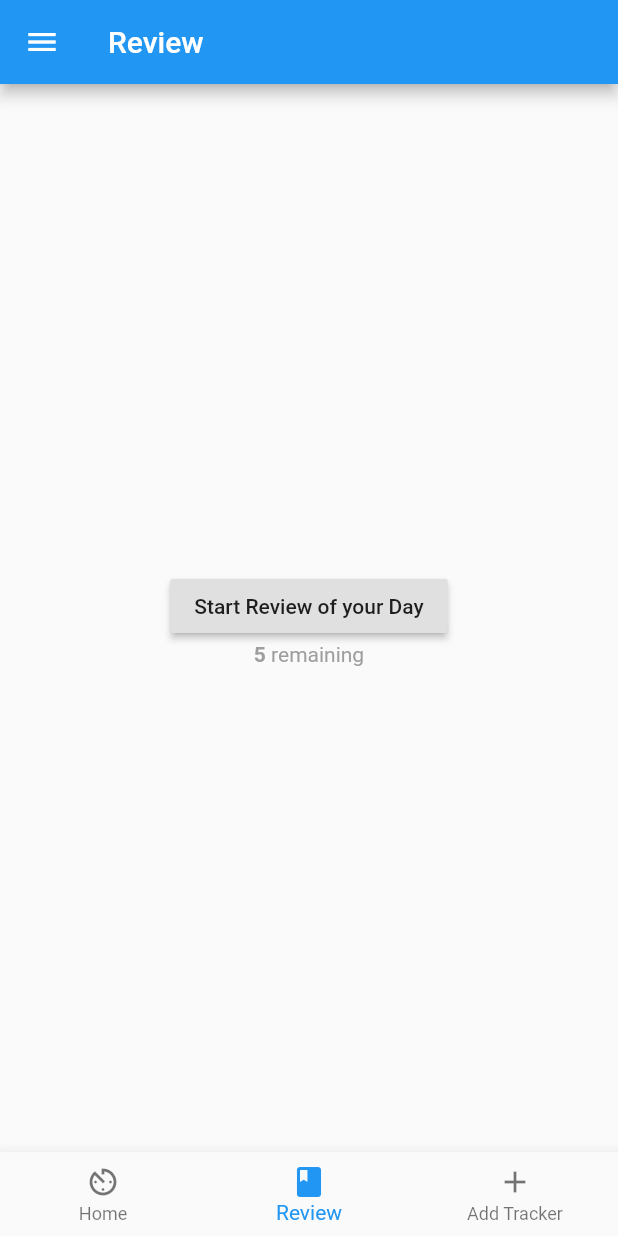
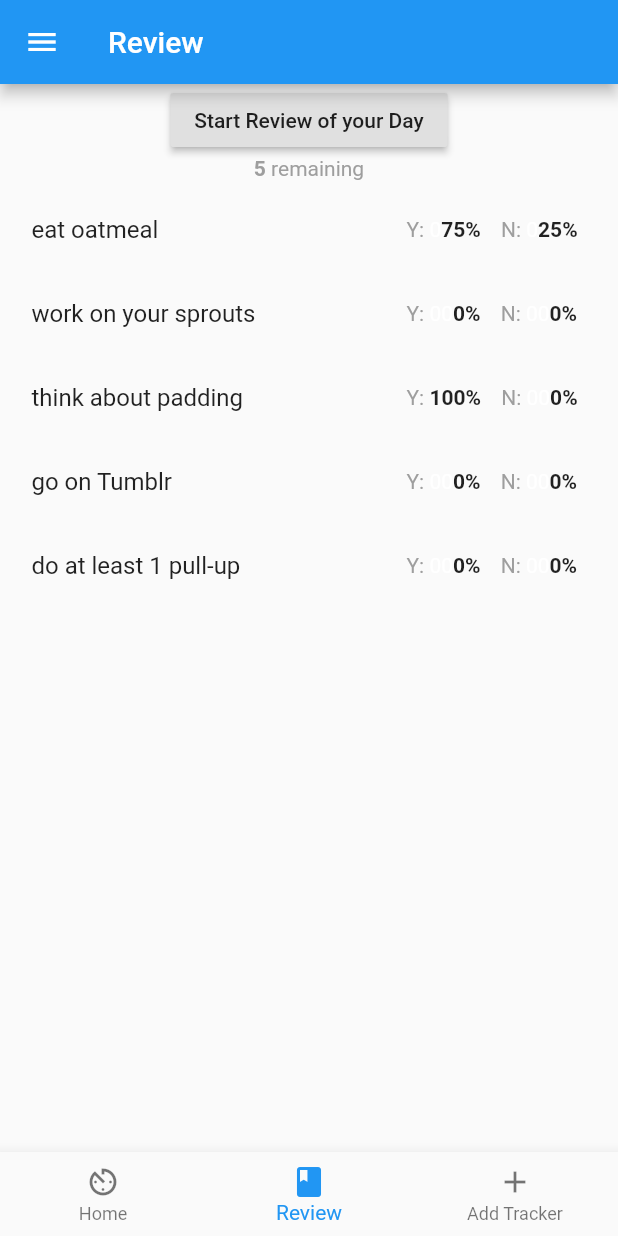
Before and after one commit to sbakht/review_your_day, a Flutter app: the screen it shows after launch, item 2 of the bottom bar chosen, on a phone screen of 412 x 824 dp. Run offline on Flutter 3.47's test engine with Material 2 defaults, Android fonts, the phone set to English and light mode, and no system bars.

Commit message:
tile to show card with percentages

```diff
--- a/lib/TrackerBrain.dart
+++ b/lib/TrackerBrain.dart
@@ -3,7 +3,7 @@ import 'dart:math';
 import 'data/Tracker.dart';
 import 'enums.dart';
 
-Iterable<Tracker> trackers = [
+List<Tracker> trackers = [
   Tracker(title: "eat oatmeal", bonusPointsAnswer: Answer.Nothing),
   Tracker(title: "work on your sprouts", bonusPointsAnswer: Answer.Nothing),
   Tracker(title: "think about padding", bonusPointsAnswer: Answer.Nothing),
@@ -15,9 +15,11 @@ class TrackerBrain {
   int _index = 0;
   String date;
   List<Tracker> activeCards;
+  List<Tracker> cards;
 
   TrackerBrain() {
     updateActiveCards();
+    this.cards = trackers;
   }
 
   Tracker currentQuestion() {
--- a/lib/constants.dart
+++ b/lib/constants.dart
@@ -2,4 +2,5 @@ import 'package:flutter/material.dart';
 
 const kSelectedColor = Color(0xFF03A9F4);
 const kSecondaryTextColor = Colors.grey;
+const kBackgroundColor = Colors.white;
 //const kAnswerTextStyle = TextStyle(fontSize: 60);
--- a/lib/data/Date.dart
+++ b/lib/data/Date.dart
@@ -14,6 +14,12 @@ class Date {
   String getYesterdayFormatted() {
     return format(yesterday);
   }
+
+  static DateTime fromFormatted(String date) {
+    List split = date.split('.');
+    return DateTime.utc(
+        int.parse(split[2]), int.parse(split[0]), int.parse(split[1]));
+  }
 }
 
 String format(DateTime date) {
--- a/lib/data/Tracker.dart
+++ b/lib/data/Tracker.dart
@@ -1,14 +1,29 @@
 import '../enums.dart';
+import 'Date.dart';
 
 class Tracker {
   String title;
   Answer bonusPointsAnswer;
   Map<String, Answer> userResponsesByDate;
   bool archived;
+  String dateCreated;
 
   Tracker({this.title, this.bonusPointsAnswer}) {
     this.userResponsesByDate = {};
     this.archived = false;
+    var date = new Date();
+    this.dateCreated = date.getTodayFormatted();
+    if (this.title == "eat oatmeal") {
+      this.dateCreated = "6.10.2020";
+      userResponsesByDate["6.16.2020"] = Answer.Yes;
+      userResponsesByDate["6.15.2020"] = Answer.Yes;
+      userResponsesByDate["6.11.2020"] = Answer.Yes;
+      userResponsesByDate["6.14.2020"] = Answer.No;
+    }
+    if (this.title == "think about padding") {
+      this.dateCreated = "6.10.2020";
+      userResponsesByDate["6.16.2020"] = Answer.Yes;
+    }
   }
 
   void setUserAnswerByDate(String date, Answer ans) {
@@ -23,4 +38,33 @@ class Tracker {
     var answer = this.userResponsesByDate[date];
     return answer == Answer.Yes || answer == Answer.No;
   }
+
+  //TODO: make statistics class
+  int getNumYes() {
+    return getKeyCount(userResponsesByDate, Answer.Yes);
+  }
+
+  int getNumNo() {
+    return getKeyCount(userResponsesByDate, Answer.No);
+  }
+
+  int daysSinceCreated() {
+    DateTime start = Date.fromFormatted(dateCreated);
+    DateTime today = Date().today;
+    return today.difference(start).inDays + 1;
+  }
+
+  int getNumNA() {
+    return daysSinceCreated() - getNumNo() - getNumYes();
+  }
 }
+
+int getKeyCount(Map map, Answer expected) {
+  int count = 0;
+  map.forEach((date, answer) {
+    if (answer == expected) {
+      count++;
+    }
+  });
+  return count;
+}
--- a/lib/page/Review.dart
+++ b/lib/page/Review.dart
@@ -1,8 +1,9 @@
 import 'package:flutter/material.dart';
-import 'package:reviewyourday/constants.dart';
 import 'package:reviewyourday/data/Date.dart';
+import 'package:reviewyourday/data/Tracker.dart';
 
 import '../TrackerBrain.dart';
+import '../constants.dart';
 
 class Review extends StatefulWidget {
   @override
@@ -22,7 +23,9 @@ class _ReviewState extends State<Review> {
     trackerBrain.updateActiveCards();
     int remainingCardCount = trackerBrain.remainingCardCount();
 
-    return Center(
+    return Column(
+      children: [
+        Center(
           child: Column(
             mainAxisAlignment: MainAxisAlignment.center,
             children: [
@@ -46,7 +49,8 @@ class _ReviewState extends State<Review> {
                   Text(
                     remainingCardCount.toString(),
                     style: TextStyle(
-                    color: kSecondaryTextColor, fontWeight: FontWeight.bold),
+                        color: kSecondaryTextColor,
+                        fontWeight: FontWeight.bold),
                   ),
                   Text(
                     " remaining",
@@ -56,6 +60,92 @@ class _ReviewState extends State<Review> {
               ),
             ],
           ),
+        ),
+        Expanded(
+          child: Container(
+              child: ListView(
+            padding: const EdgeInsets.all(5),
+            children: trackerBrain.cards.map<Widget>((Tracker t) {
+              int numYes = t.getNumYes();
+              int numNo = t.getNumNo();
+              int numNA = t.getNumNA();
+              int total = t.daysSinceCreated();
+//              String percentYes = toPercentage(numYes, total);
+              int percentYes = toPercentageInt(numYes, total);
+//              int percentNo = toPercentageInt(numNo, total);
+//              int percentNA = toPercentageInt(numNA, total);
+              int percentYesExcludeNA = toPercentageInt(numYes, total - numNA);
+              int percentNoExcludeNA = toPercentageInt(numNo, total - numNA);
+//              String percentYesString = toPercentage(numYes, total);
+//              String percentNoString = toPercentage(numNo, total);
+//              String percentNAString = toPercentage(numNA, total);
+              String percentYesExcludeNAString =
+                  toPercentage(numYes, total - numNA);
+              String percentNoExcludeNAString =
+                  toPercentage(numNo, total - numNA);
+
+              return ListTile(
+                title: Text(t.title),
+                trailing: Container(
+                  child: SizedBox(
+                    width: 120,
+                    child: Row(
+                      children: [
+                        Text("Y: ",
+                            style: TextStyle(color: kSecondaryTextColor)),
+                        Text(
+                          percentYesExcludeNA == 0 ? "00" : "",
+                          style: TextStyle(color: kBackgroundColor),
+                        ),
+                        Text(
+                          percentYesExcludeNA > 0 && percentYesExcludeNA < 100
+                              ? "0"
+                              : "",
+                          style: TextStyle(color: kBackgroundColor),
+                        ),
+                        Text(
+                          percentYesExcludeNAString,
+                          textAlign: TextAlign.right,
+                          style: TextStyle(fontWeight: FontWeight.bold),
+                        ),
+                        SizedBox(width: 10),
+                        Text(" N: ",
+                            style: TextStyle(color: kSecondaryTextColor)),
+                        Text(
+                          percentNoExcludeNA == 0 ? "00" : "",
+                          style: TextStyle(color: kBackgroundColor),
+                        ),
+                        Text(
+                          percentNoExcludeNA > 0 && percentNoExcludeNA < 100
+                              ? "0"
+                              : "",
+                          style: TextStyle(color: kBackgroundColor),
+                        ),
+                        Text(
+                          percentNoExcludeNAString,
+                          textAlign: TextAlign.right,
+                          style: TextStyle(fontWeight: FontWeight.bold),
+                        ),
+                      ],
+                    ),
+                  ),
+                ),
+              );
+            }).toList(),
+          )),
+        ),
+      ],
     );
   }
+
+  int toPercentageInt(int num, int total) {
+    if (total == 0) {
+      return 0;
     }
+    return (num / total * 100).floor();
+  }
+
+  String toPercentage(int num, int total) {
+    return toPercentageInt(num, total).toString() + "%";
+  }
+}
```
Lines whose indentation alone changed are shown as unchanged.
